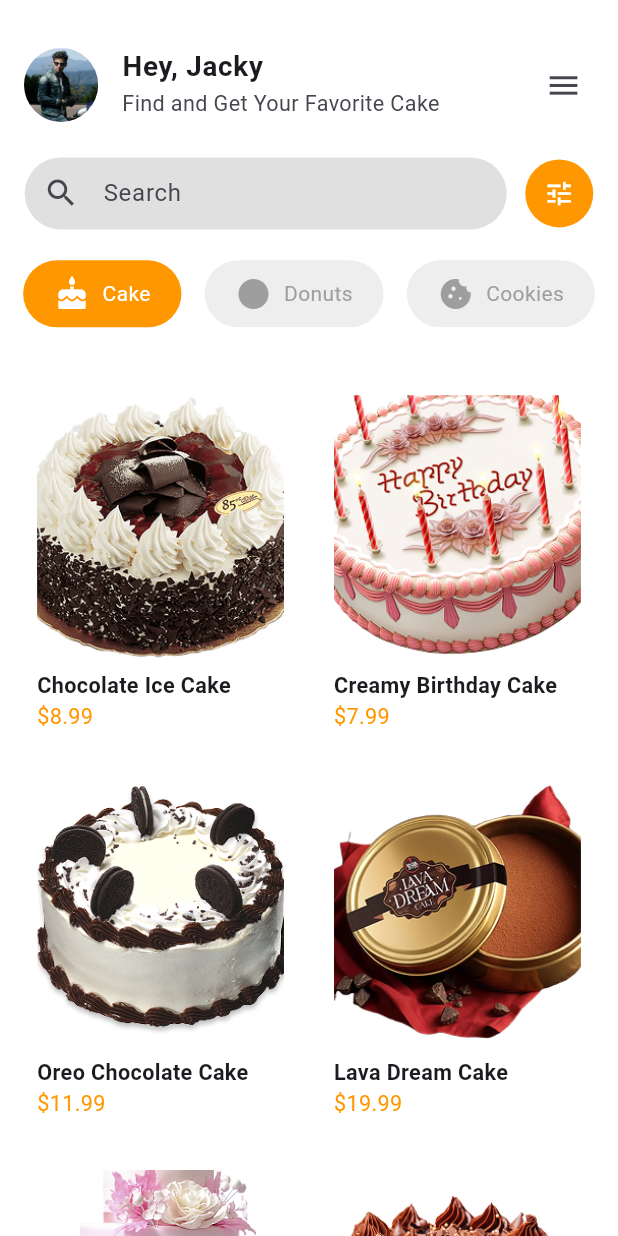
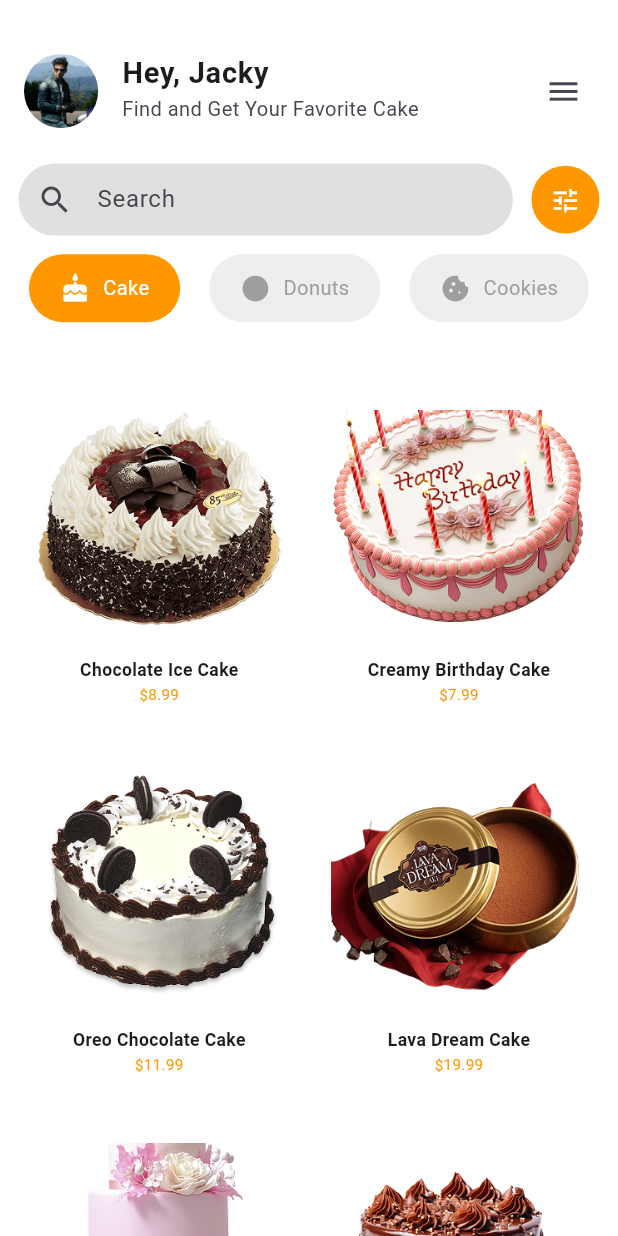
Before and after one commit to madinaabdurahmonova558-lgtm/app_cake, a Flutter app: the screen it shows after launch, on a phone screen of 412 x 824 dp. Run offline on Flutter 3.47's test engine with Material 3 defaults, Android fonts, the phone set to English and light mode, and no system bars; our stand-ins replace responsive_sizer.

Commit message:
щшгнеквыф

```diff
--- a/lib/main.dart
+++ b/lib/main.dart
@@ -1,6 +1,6 @@
 import 'package:app_cake/src/page/home_page.dart';
 import 'package:flutter/material.dart';
-
+import 'package:responsive_sizer/responsive_sizer.dart';
 
 void main() {
   runApp(const MyApp());
@@ -11,9 +11,13 @@ class MyApp extends StatelessWidget {
 
   @override
   Widget build(BuildContext context) {
-    return const MaterialApp(
-      debugShowCheckedModeBanner: false,
-      home: HomePage(),
+    return ResponsiveSizer(
+      builder: (context, orientation, screenType) {
+        return const MaterialApp(
+          debugShowCheckedModeBanner: false,
+          home: HomePage(),
+        );
+      },
     );
   }
 }
--- a/lib/src/page/home_page.dart
+++ b/lib/src/page/home_page.dart
@@ -1,7 +1,6 @@
 import 'package:flutter/material.dart';
+import 'package:responsive_sizer/responsive_sizer.dart';
 import 'detail_page.dart';
-import 'donuts_page.dart';
-import 'cookies_page.dart';
 
 class HomePage extends StatefulWidget {
   const HomePage({super.key});
@@ -18,7 +17,7 @@ class _HomePageState extends State<HomePage> {
   final categories = ["Cake", "Donuts", "Cookies"];
   final icons = [Icons.cake, Icons.circle, Icons.cookie];
 
-  final List<List<String>> data = [
+  List<List<String>> cakes = [
     ["Chocolate Ice Cake", "\$8.99", "assets/images/1.png"],
     ["Creamy Birthday Cake", "\$7.99", "assets/images/7.png"],
     ["Oreo Chocolate Cake", "\$11.99", "assets/images/5.png"],
@@ -29,46 +28,47 @@ class _HomePageState extends State<HomePage> {
     ["Black Forest Cake", "\$13.99", "assets/images/3.png"],
   ];
 
-  List<List<String>> filteredData = [];
+  List<List<String>> donuts = [];
+  List<List<String>> cookies = [];
+
+  List<List<String>> filtered = [];
 
   @override
   void initState() {
     super.initState();
-    filteredData = data;
+    filtered = cakes;
   }
 
-  /// 🔍 SEARCH FUNCTION
   void search(String value) {
+    final current = _getCurrentList();
+
     setState(() {
-      filteredData = data
+      filtered = current
           .where((item) =>
               item[0].toLowerCase().contains(value.toLowerCase()))
           .toList();
     });
   }
 
+  List<List<String>> _getCurrentList() {
+    if (selectedCategory == 0) return cakes;
+    if (selectedCategory == 1) return donuts;
+    return cookies;
+  }
+
   @override
   Widget build(BuildContext context) {
-    final width = MediaQuery.of(context).size.width;
-
-    int crossAxisCount = 2;
-    if (width > 900) {
-      crossAxisCount = 4;
-    } else if (width > 600) {
-      crossAxisCount = 3;
-    }
-
     return Scaffold(
       backgroundColor: Colors.white,
       body: SafeArea(
         child: Column(
           children: [
-            SizedBox(height: width * 0.05),
+            SizedBox(height: 3.h),
 
             /// HEADER
             ListTile(
               leading: CircleAvatar(
-                radius: width * 0.06,
+                radius: 6.w,
                 backgroundImage:
                     const AssetImage("assets/images/9.png"),
               ),
@@ -76,27 +76,25 @@ class _HomePageState extends State<HomePage> {
                 "Hey, Jacky",
                 style: TextStyle(
                   fontWeight: FontWeight.bold,
-                  fontSize: width * 0.045,
+                  fontSize: 18.sp,
                 ),
               ),
               subtitle: Text(
                 "Find and Get Your Favorite Cake",
-                style: TextStyle(fontSize: width * 0.035),
+                style: TextStyle(fontSize: 15.sp),
               ),
-              trailing: Icon(Icons.menu, size: width * 0.06),
+              trailing: Icon(Icons.menu, size: 6.w),
             ),
 
-            SizedBox(height: width * 0.03),
-
-            /// 🔍 SEARCH
+            /// 🔍 SEARCH + FILTER ICON
             Padding(
-              padding: EdgeInsets.symmetric(horizontal: width * 0.04),
+              padding: EdgeInsets.all(3.w),
               child: Row(
                 children: [
                   Expanded(
                     child: Container(
                       padding:
-                          EdgeInsets.symmetric(horizontal: width * 0.03),
+                          EdgeInsets.symmetric(horizontal: 3.w),
                       decoration: BoxDecoration(
                         color: Colors.grey[300],
                         borderRadius: BorderRadius.circular(30),
@@ -112,21 +110,25 @@ class _HomePageState extends State<HomePage> {
                       ),
                     ),
                   ),
-                  SizedBox(width: width * 0.03),
+
+                  SizedBox(width: 3.w),
+
+                  /// 🔥 КНОПКА КАК НА СКРИНЕ
                   Container(
-                    padding: EdgeInsets.all(width * 0.03),
+                    padding: EdgeInsets.all(3.w),
                     decoration: const BoxDecoration(
                       color: Colors.orange,
                       shape: BoxShape.circle,
                     ),
-                    child: Icon(Icons.tune,
-                        color: Colors.white, size: width * 0.05),
+                    child: Icon(
+                      Icons.tune,
+                      color: Colors.white,
+                      size: 5.w,
+                    ),
                   ),
                 ],
               ),
             ),
-
-            SizedBox(height: width * 0.05),
 
             /// CATEGORY
             Row(
@@ -138,44 +140,34 @@ class _HomePageState extends State<HomePage> {
                   onTap: () {
                     setState(() {
                       selectedCategory = index;
+                      filtered = _getCurrentList();
                     });
-
-                    if (index == 1) {
-                      Navigator.push(
-                        context,
-                        MaterialPageRoute(
-                          builder: (_) => const DonutsPage(),
-                        ),
-                      );
-                    } else if (index == 2) {
-                      Navigator.push(
-                        context,
-                        MaterialPageRoute(
-                          builder: (_) => const CookiesPage(),
-                        ),
-                      );
-                    }
                   },
                   child: Container(
                     padding: EdgeInsets.symmetric(
-                      horizontal: width * 0.05,
-                      vertical: width * 0.025,
-                    ),
+                        horizontal: 5.w, vertical: 1.5.h),
                     decoration: BoxDecoration(
-                      color: active ? Colors.orange : Colors.grey[200],
+                      color: active
+                          ? Colors.orange
+                          : Colors.grey[200],
                       borderRadius: BorderRadius.circular(30),
                     ),
                     child: Row(
                       children: [
                         Icon(
                           icons[index],
-                          color: active ? Colors.white : Colors.grey,
+                          color:
+                              active ? Colors.white : Colors.grey,
+                          size: 5.w,
                         ),
-                        SizedBox(width: width * 0.02),
+                        SizedBox(width: 2.w),
                         Text(
                           categories[index],
                           style: TextStyle(
-                            color: active ? Colors.white : Colors.grey,
+                            fontSize: 15.sp,
+                            color: active
+                                ? Colors.white
+                                : Colors.grey,
                           ),
                         ),
                       ],
@@ -185,28 +177,26 @@ class _HomePageState extends State<HomePage> {
               }),
             ),
 
-            SizedBox(height: width * 0.05),
+            SizedBox(height: 2.h),
 
             /// GRID
             Expanded(
-              child: filteredData.isEmpty
-                  ? const Center(child: Text("Ничего не найдено"))
-                  : GridView.builder(
-                      padding: EdgeInsets.all(width * 0.04),
+              child: GridView.builder(
+                padding: EdgeInsets.all(3.w),
                 gridDelegate:
                     SliverGridDelegateWithFixedCrossAxisCount(
-                        crossAxisCount: crossAxisCount,
-                        crossAxisSpacing: width * 0.04,
-                        mainAxisSpacing: width * 0.04,
-                        childAspectRatio: 0.75,
+                  crossAxisCount:
+                      Device.screenType == ScreenType.tablet ? 4 : 2,
+                  crossAxisSpacing: 3.w,
+                  mainAxisSpacing: 3.w,
+                  childAspectRatio: 0.8,
                 ),
-                      itemCount: filteredData.length,
-                      itemBuilder: (context, index) {
-                        return _cakeCard(
-                          filteredData[index][0],
-                          filteredData[index][1],
-                          filteredData[index][2],
-                          width,
+                itemCount: filtered.length,
+                itemBuilder: (_, i) {
+                  return _card(
+                    filtered[i][0],
+                    filtered[i][1],
+                    filtered[i][2],
                   );
                 },
               ),
@@ -219,13 +209,10 @@ class _HomePageState extends State<HomePage> {
 }
 
 /// CARD
-class _cakeCard extends StatelessWidget {
-  final String title;
-  final String price;
-  final String image;
-  final double width;
+class _card extends StatelessWidget {
+  final String title, price, image;
 
-  const _cakeCard(this.title, this.price, this.image, this.width);
+  const _card(this.title, this.price, this.image);
 
   @override
   Widget build(BuildContext context) {
@@ -234,38 +221,27 @@ class _cakeCard extends StatelessWidget {
         Navigator.push(
           context,
           MaterialPageRoute(
-            builder: (_) => DetailPage(
-              title: title,
-              price: price,
-              image: image,
-            ),
+            builder: (_) =>
+                DetailPage(title: title, price: price, image: image),
           ),
         );
       },
       child: Container(
-        padding: EdgeInsets.all(width * 0.02),
+        padding: EdgeInsets.all(2.w),
         decoration: BoxDecoration(
           color: Colors.white,
           borderRadius: BorderRadius.circular(20),
         ),
         child: Column(
-          crossAxisAlignment: CrossAxisAlignment.start,
           children: [
-            Expanded(
-              child: ClipRRect(
-                borderRadius: BorderRadius.circular(15),
-                child: Image.asset(image, fit: BoxFit.cover),
-              ),
-            ),
-            SizedBox(height: width * 0.02),
+            Expanded(child: Image.asset(image)),
             Text(title,
                 style: TextStyle(
                     fontWeight: FontWeight.bold,
-                    fontSize: width * 0.035)),
+                    fontSize: 14.sp)),
             Text(price,
                 style: TextStyle(
-                    color: Colors.orange,
-                    fontSize: width * 0.035)),
+                    color: Colors.orange, fontSize: 13.sp)),
           ],
         ),
       ),
```
Lines whose indentation alone changed are shown as unchanged.
